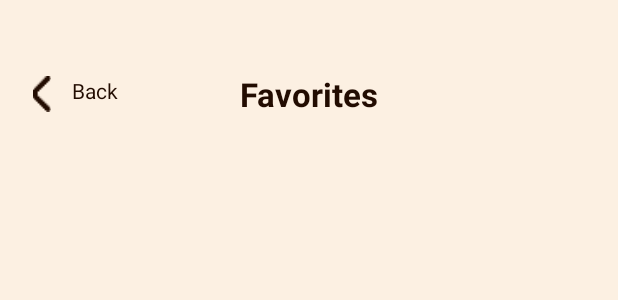
After one commit to powidev/CoffeShop, an Android app: the layout activity_favorites.xml on its own in the app's theme, with its tools: preview values and no code run, on a phone screen of 412 x 824 dp. The commit adds this screen. Shown: the top 300 px of the screen. Run offline under Robolectric (Android 15) with nearby library versions, the phone set to English and light mode, and no system bars.

Commit message:
Vista de Favoritos.

```diff
--- a/app/src/main/AndroidManifest.xml
+++ b/app/src/main/AndroidManifest.xml
@@ -14,6 +14,9 @@
         android:supportsRtl="true"
         android:theme="@style/Theme.CoffeShop"
         tools:targetApi="31">
+        <activity
+            android:name=".Activity.FavoritesActivity"
+            android:exported="false" />
         <activity
             android:name=".Activity.PopularActivity"
             android:exported="false" />
--- a/app/src/main/java/com/powidev/coffeshop/Activity/MainActivity.kt
+++ b/app/src/main/java/com/powidev/coffeshop/Activity/MainActivity.kt
@@ -42,11 +42,14 @@ class MainActivity : AppCompatActivity() {
         }
         binding.profileBtn.setOnClickListener {
             val intent = Intent(this, ProfileActivity::class.java)
-            intent.putExtra("isAdmin", true) // Cambia a false si el usuario es cliente
+            intent.putExtra("isAdmin", true)
             startActivity(intent)
         }
         binding.orderBtn.setOnClickListener {
             startActivity(Intent(this, OrdersActivity::class.java))
+        }
+        binding.favoriteBtn.setOnClickListener {
+            startActivity(Intent(this, FavoritesActivity::class.java))
         }
     }
 
--- a/app/src/main/java/com/powidev/coffeshop/ViewModel/DetailAdminViewModel.kt
+++ b/app/src/main/java/com/powidev/coffeshop/ViewModel/DetailAdminViewModel.kt
@@ -23,4 +23,8 @@ class DetailAdminViewModel(private val repository: MainRepository) : ViewModel()
         return repository.addToPopular(item)
     }
 
+    fun isProductInPopular(item: ItemsModel): LiveData<Boolean> {
+        return repository.isProductInPopular(item)
+    }
+
 }
--- a/app/src/main/res/layout/activity_admin.xml
+++ b/app/src/main/res/layout/activity_admin.xml
@@ -246,7 +246,7 @@
                         android:layout_width="wrap_content"
                         android:layout_height="wrap_content"
                         android:layout_gravity="center_horizontal"
-                        android:text="Próximamente"
+                        android:text="@string/pr_ximamente"
                         android:textColor="@color/black"
                         android:textSize="18sp"
                         android:textStyle="bold" />
@@ -279,7 +279,7 @@
                         android:layout_width="wrap_content"
                         android:layout_height="wrap_content"
                         android:layout_gravity="center_horizontal"
-                        android:text="Próximamente"
+                        android:text="@string/pr_ximamente"
                         android:textColor="@color/black"
                         android:textSize="18sp"
                         android:textStyle="bold" />
@@ -312,7 +312,7 @@
                         android:layout_width="wrap_content"
                         android:layout_height="wrap_content"
                         android:layout_gravity="center_horizontal"
-                        android:text="Próximamente"
+                        android:text="@string/pr_ximamente"
                         android:textColor="@color/black"
                         android:textSize="18sp"
                         android:textStyle="bold" />
--- a/app/src/main/res/layout/activity_card_payment.xml
+++ b/app/src/main/res/layout/activity_card_payment.xml
@@ -38,9 +38,9 @@
 
     <TextView
         android:id="@+id/textView13"
-        android:layout_width="wrap_content"
-        android:layout_height="wrap_content"
-        android:layout_marginTop="56dp"
+        android:layout_width="212dp"
+        android:layout_height="20dp"
+        android:layout_marginTop="42dp"
         android:text="@string/insert_your_card_details"
         android:textColor="@color/darkBrown"
         android:textSize="20sp"
--- a/app/src/main/res/layout/activity_detail_admin.xml
+++ b/app/src/main/res/layout/activity_detail_admin.xml
@@ -71,7 +71,7 @@
                     tools:srcCompat="@tools:sample/backgrounds/scenic" />
             </androidx.cardview.widget.CardView>
 
-            <!-- Floating Button for Image Change -->
+            <!-- Botón flotante para editar imagen -->
             <com.google.android.material.floatingactionbutton.FloatingActionButton
                 android:id="@+id/fab_change_image"
                 android:layout_width="wrap_content"
@@ -92,8 +92,6 @@
                 android:backgroundTint="@color/green"
                 android:text="Add to Popular"
                 android:textColor="#FFF" />
-
-            <!-- Botón flotante para editar imagen -->
 
             <!-- Card con campos -->
             <androidx.cardview.widget.CardView
--- /dev/null
+++ b/app/src/main/res/layout/activity_favorites.xml
@@ -0,0 +1,102 @@
+<?xml version="1.0" encoding="utf-8"?>
+<androidx.constraintlayout.widget.ConstraintLayout
+    xmlns:android="http://schemas.android.com/apk/res/android"
+    xmlns:app="http://schemas.android.com/apk/res-auto"
+    xmlns:tools="http://schemas.android.com/tools"
+    android:id="@+id/favoriteLayout"
+    android:layout_width="match_parent"
+    android:layout_height="match_parent"
+    android:background="@color/lightCream"
+    tools:context=".Activity.FavoritesActivity">
+
+    <!-- Header with back button and title -->
+    <androidx.constraintlayout.widget.ConstraintLayout
+        android:id="@+id/headerLayout"
+        android:layout_width="0dp"
+        android:layout_height="wrap_content"
+        android:layout_marginTop="48dp"
+        app:layout_constraintTop_toTopOf="parent"
+        app:layout_constraintStart_toStartOf="parent"
+        app:layout_constraintEnd_toEndOf="parent"
+        android:paddingHorizontal="16dp">
+
+        <!-- Back button -->
+        <LinearLayout
+            android:id="@+id/backBtn"
+            android:layout_width="wrap_content"
+            android:layout_height="wrap_content"
+            android:orientation="horizontal"
+            app:layout_constraintStart_toStartOf="parent"
+            app:layout_constraintTop_toTopOf="parent"
+            app:layout_constraintBottom_toBottomOf="parent">
+
+            <ImageView
+                android:layout_width="24dp"
+                android:layout_height="24dp"
+                app:srcCompat="@drawable/back" />
+
+            <TextView
+                android:layout_width="wrap_content"
+                android:layout_height="wrap_content"
+                android:layout_marginStart="8dp"
+                android:text="Back"
+                android:textColor="@color/darkBrown"
+                android:textSize="14sp"
+                android:gravity="center_vertical"/>
+        </LinearLayout>
+
+        <!-- Title -->
+        <TextView
+            android:id="@+id/favoriteTxt"
+            android:layout_width="wrap_content"
+            android:layout_height="wrap_content"
+            android:text="Favorites"
+            android:textColor="@color/darkBrown"
+            android:textSize="22sp"
+            android:textStyle="bold"
+            app:layout_constraintBottom_toBottomOf="parent"
+            app:layout_constraintEnd_toEndOf="parent"
+            app:layout_constraintStart_toStartOf="parent"
+            app:layout_constraintTop_toTopOf="parent"
+            app:layout_constraintVertical_bias="1.0" />
+    </androidx.constraintlayout.widget.ConstraintLayout>
+
+    <TextView
+        android:id="@+id/emptyText"
+        android:layout_width="wrap_content"
+        android:layout_height="wrap_content"
+        android:text="No tienes productos favoritos"
+        android:textColor="@color/darkBrown"
+        android:textSize="16sp"
+        android:visibility="gone"
+        app:layout_constraintTop_toBottomOf="@id/headerLayout"
+        app:layout_constraintBottom_toBottomOf="parent"
+        app:layout_constraintStart_toStartOf="parent"
+        app:layout_constraintEnd_toEndOf="parent"/>
+
+    <!-- RecyclerView (scrollable) -->
+    <androidx.recyclerview.widget.RecyclerView
+        android:id="@+id/favoriteRecyclerView"
+        android:layout_width="0dp"
+        android:layout_height="0dp"
+        android:clipToPadding="false"
+        android:paddingTop="8dp"
+        android:paddingBottom="16dp"
+        app:layout_constraintTop_toBottomOf="@id/headerLayout"
+        app:layout_constraintBottom_toBottomOf="parent"
+        app:layout_constraintStart_toStartOf="parent"
+        app:layout_constraintEnd_toEndOf="parent" />
+
+    <!-- Progress bar while loading -->
+    <ProgressBar
+        android:id="@+id/progressBar"
+        style="?android:attr/progressBarStyle"
+        android:layout_width="wrap_content"
+        android:layout_height="wrap_content"
+        android:indeterminateTint="@color/orange"
+        android:visibility="gone"
+        app:layout_constraintBottom_toBottomOf="parent"
+        app:layout_constraintEnd_toEndOf="parent"
+        app:layout_constraintStart_toStartOf="parent"
+        app:layout_constraintTop_toTopOf="parent" />
+</androidx.constraintlayout.widget.ConstraintLayout>
--- a/app/src/main/res/layout/activity_main.xml
+++ b/app/src/main/res/layout/activity_main.xml
@@ -199,6 +199,7 @@
                 android:layout_gravity="center_vertical">
 
                 <LinearLayout
+                    android:id="@+id/searchBtn"
                     android:layout_width="0dp"
                     android:layout_height="match_parent"
                     android:layout_weight="0.2"
@@ -248,6 +249,7 @@
                 </LinearLayout>
 
                 <LinearLayout
+                    android:id="@+id/favoriteBtn"
                     android:layout_width="0dp"
                     android:layout_height="match_parent"
                     android:layout_weight="0.2"
@@ -265,7 +267,7 @@
                         android:layout_width="match_parent"
                         android:layout_height="wrap_content"
                         android:layout_marginTop="3dp"
-                        android:text="@string/explorer"
+                        android:text="@string/favorite"
                         android:textAlignment="center"
                         android:textColor="@color/white"
                         android:textSize="10sp" />
--- a/app/src/main/res/layout/activity_order.xml
+++ b/app/src/main/res/layout/activity_order.xml
@@ -26,7 +26,7 @@
             <androidx.constraintlayout.widget.ConstraintLayout
                 android:layout_width="match_parent"
                 android:layout_height="match_parent"
-                android:layout_marginTop="10dp">
+                android:layout_marginTop="48dp">
 
                 <LinearLayout
                     android:id="@+id/backBtn"
@@ -60,7 +60,6 @@
                     android:id="@+id/orderTxt"
                     android:layout_width="wrap_content"
                     android:layout_height="wrap_content"
-                    android:layout_marginTop="35dp"
                     android:text="@string/orders"
                     android:textAlignment="center"
                     android:textColor="@color/darkBrown"
--- a/app/src/main/res/layout/activity_popular.xml
+++ b/app/src/main/res/layout/activity_popular.xml
@@ -49,7 +49,7 @@
                         android:layout_width="wrap_content"
                         android:layout_height="wrap_content"
                         android:layout_marginStart="8dp"
-                        android:text="Back"
+                        android:text="@string/back"
                         android:textColor="@color/darkBrown" />
                 </LinearLayout>
 
@@ -58,7 +58,7 @@
                     android:id="@+id/popularTxt"
                     android:layout_width="wrap_content"
                     android:layout_height="wrap_content"
-                    android:text="Populares"
+                    android:text="@string/populares"
                     android:textColor="@color/darkBrown"
                     android:textSize="22sp"
                     android:textStyle="bold"
```
Also changed, not shown: app/src/main/java/com/powidev/coffeshop/Activity/AddCoffeeActivity.kt (+3 -4 lines), app/src/main/java/com/powidev/coffeshop/Activity/DetailActivity.kt (+60 -17 lines), app/src/main/java/com/powidev/coffeshop/Activity/DetailAdminActivity.kt (+10 -4 lines), app/src/main/java/com/powidev/coffeshop/Activity/FavoritesActivity.kt (added, +69 -0 lines), app/src/main/java/com/powidev/coffeshop/Adapter/FavoriteAdapter.kt (added, +63 -0 lines), app/src/main/java/com/powidev/coffeshop/Repository/FavoriteRepository.kt (added, +120 -0 lines), app/src/main/java/com/powidev/coffeshop/Repository/MainRepository.kt (+21 -17 lines), app/src/main/java/com/powidev/coffeshop/ViewModel/FavoriteViewModel.kt (added, +27 -0 lines), app/src/main/res/layout/item_favorite.xml (added, +82 -0 lines), app/src/main/res/values/strings.xml (+7 -4 lines), 2 other files.
